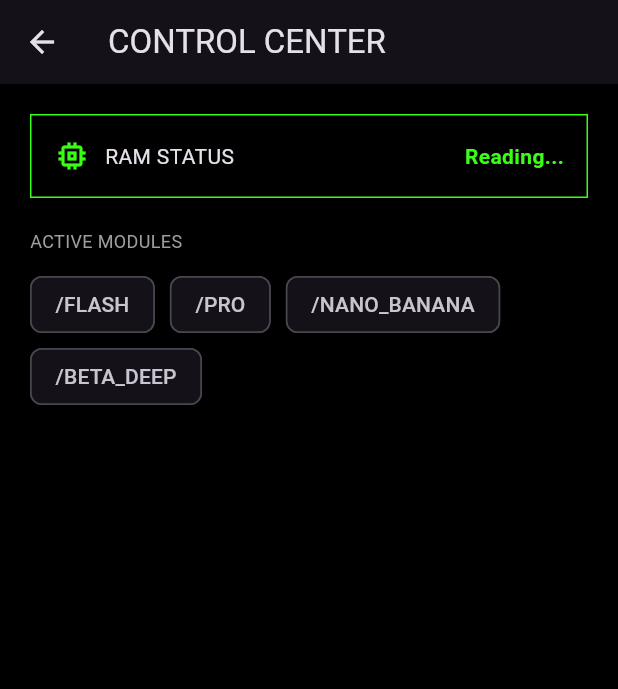
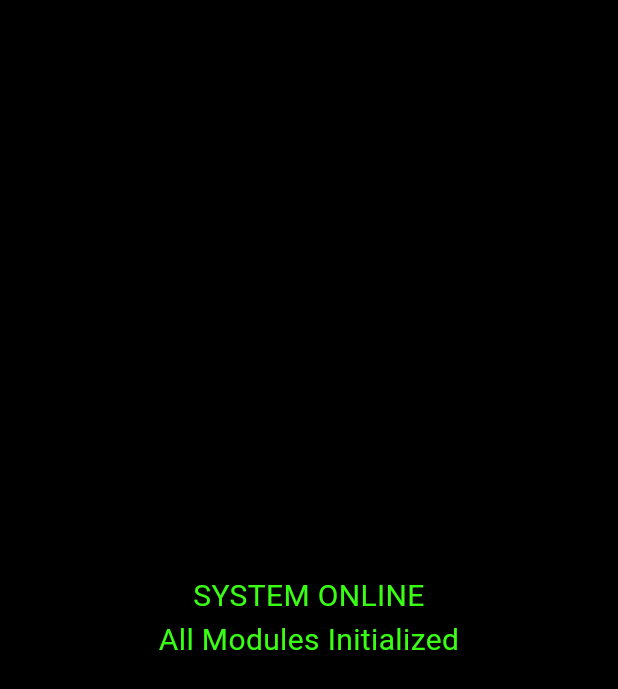
Before and after one commit to CBXW4b/CBXW4b, a Flutter app: the DashboardScreen screen opened directly, on a phone screen of 412 x 824 dp. Shown: the top 689 px of the screen. Run offline on Flutter 3.47's test engine with Material 3 defaults, Android fonts, the phone set to English and light mode, and no system bars; missing offline and left inert: system_info_plus.

```diff
--- a/lib/main.dart
+++ b/lib/main.dart
@@ -153,10 +153,18 @@ class _MainAppStructureState extends State<MainAppStructure> {
 }
 
 // --- 3. REAL-TIME DASHBOARD ---
-class DashboardScreen extends StatefulWidget {
+class DashboardScreen extends StatelessWidget {
   const DashboardScreen({Key? key}) : super(key: key);
   @override
-  _DashboardScreenState createState() => _DashboardScreenState();
+  Widget build(BuildContext context) {
+    return const Scaffold(
+      body: Center(
+        child: Text("SYSTEM ONLINE\nAll Modules Initialized",
+        textAlign: TextAlign.center,
+        style: TextStyle(color: Color(0xFF39FF14), fontSize: 20)),
+      ),
+    );
+  }
 }
 
 class _DashboardScreenState extends State<DashboardScreen> {
```
